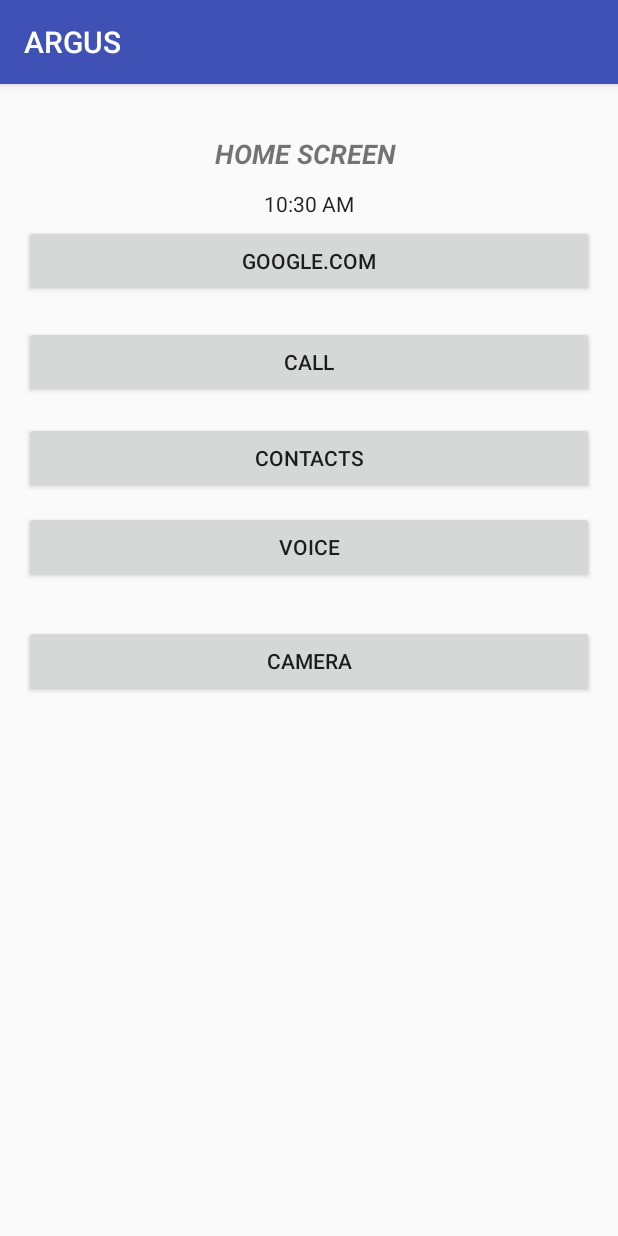
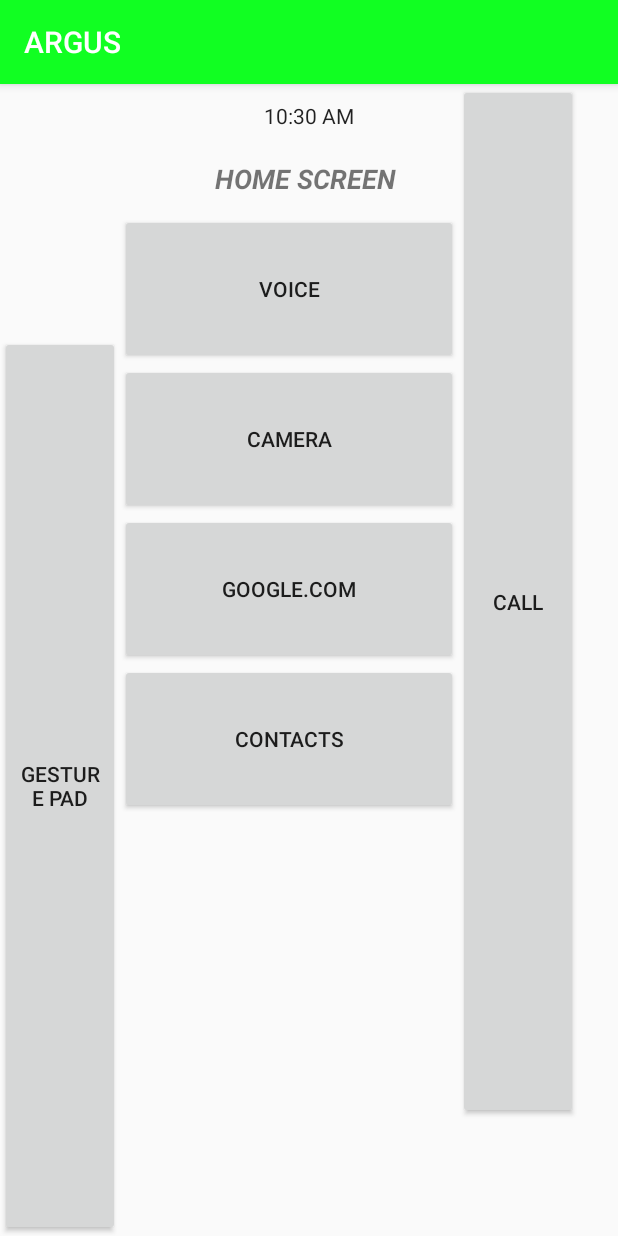
Before and after one commit to edwinjosechittilappilly/ARGUS, an Android app: the screen it shows after launch (MainActivity), on a phone screen of 412 x 824 dp. Run offline under Robolectric (Android 15) with nearby library versions, the phone set to English and light mode, and no system bars.

Commit message:
Rearranged The buttons to approach the final design. More work needed. Doesn't work on all devices. suited for 4 inch devices.

```diff
--- a/app/src/main/res/layout/activity_main.xml
+++ b/app/src/main/res/layout/activity_main.xml
@@ -10,78 +10,75 @@
     android:paddingTop="@dimen/activity_vertical_margin"
     tools:context="myapplication.tutorialspoint7.example.com.test.MainActivity">
 
+    <TextClock
+        android:layout_height="wrap_content"
+        android:id="@+id/textClock"
+        android:layout_centerHorizontal="true"
+        android:layout_marginTop="11dp"
+        android:layout_width="wrap_content" />
+
+    <Button
+        android:text="Gesture Pad"
+        android:layout_height="600dp"
+        android:id="@+id/button6"
+        android:layout_alignParentStart="true"
+        android:layout_alignParentBottom="true"
+        android:layout_width="80dp" />
+
     <Button
         android:text="call"
-        android:layout_width="wrap_content"
-        android:layout_height="wrap_content"
-        android:layout_marginTop="19dp"
+        android:layout_width="80dp"
         android:id="@+id/button2"
-        android:layout_gravity="center"
-        android:layout_below="@+id/button"
-        android:layout_alignEnd="@+id/button"
-        android:layout_alignStart="@+id/button" />
+        android:layout_height="690dp"
+        android:layout_gravity="right"
+        android:layout_alignParentTop="true"
+        android:layout_toEndOf="@+id/button3" />
 
     <TextView
         android:text="Home Screen "
         android:layout_width="match_parent"
         android:layout_height="wrap_content"
-        android:layout_alignParentTop="true"
-        android:layout_marginTop="18dp"
         android:id="@+id/textView2"
-        android:layout_alignParentEnd="true"
         android:typeface="normal"
         android:textSize="18sp"
         android:textStyle="normal|bold|italic"
         android:textAlignment="center"
-        android:textAllCaps="true" />
+        android:textAllCaps="true"
+        android:layout_below="@+id/textClock"
+        android:layout_alignParentStart="true"
+        android:layout_marginTop="20dp" />
 
-    <TextClock
-        android:layout_width="wrap_content"
-        android:layout_height="wrap_content"
-        android:id="@+id/textClock"
-        android:layout_below="@+id/textView2"
-        android:layout_centerHorizontal="true"
-        android:layout_marginTop="11dp" />
+    <Button
+        android:text="camera"
+        android:layout_width="225dp"
+        android:id="@+id/button5"
+        android:layout_height="100dp"
+        android:layout_below="@+id/button4"
+        android:layout_toEndOf="@+id/button6" />
 
     <Button
         android:text="google.com"
-        android:layout_width="match_parent"
-        android:layout_height="wrap_content"
         android:id="@+id/button"
-        android:layout_marginTop="24dp"
-        android:layout_gravity="center"
-        android:layout_alignTop="@+id/textClock"
-        android:layout_centerHorizontal="true" />
-
-    <Button
-        android:text="camera"
-        android:layout_width="wrap_content"
-        android:layout_height="wrap_content"
-        android:id="@+id/button5"
-        android:layout_below="@+id/button4"
-        android:layout_marginTop="28dp"
-        android:layout_alignStart="@+id/button4"
-        android:layout_alignEnd="@+id/button4" />
+        android:layout_width="225dp"
+        android:layout_height="100dp"
+        android:layout_below="@+id/button5"
+        android:layout_toEndOf="@+id/button6" />
 
     <Button
         android:text="Voice"
-        android:layout_width="wrap_content"
-        android:layout_height="wrap_content"
+        android:layout_width="225dp"
+        android:id="@+id/button4"
+        android:layout_height="100dp"
         android:layout_marginTop="11dp"
-        android:id="@+id/button4"
-        android:layout_below="@+id/button3"
-        android:layout_alignStart="@+id/button3"
-        android:layout_alignEnd="@+id/button3" />
+        android:layout_below="@+id/textView2"
+        android:layout_toEndOf="@+id/button6" />
 
     <Button
-        android:text="contacts"
-        android:layout_width="wrap_content"
-        android:layout_height="wrap_content"
+        android:text="Contacts"
+        android:layout_height="100dp"
         android:id="@+id/button3"
-        android:layout_gravity="center"
-        android:layout_below="@+id/button2"
-        android:layout_alignStart="@+id/button2"
-        android:layout_marginTop="16dp"
-        android:layout_alignEnd="@+id/button2" />
+        android:layout_width="225dp"
+        android:layout_below="@+id/button"
+        android:layout_toEndOf="@+id/button6" />
 
 </RelativeLayout>
--- a/app/src/main/res/values-w820dp/dimens.xml
+++ b/app/src/main/res/values-w820dp/dimens.xml
@@ -2,5 +2,5 @@
     <!-- Example customization of dimensions originally defined in res/values/dimens.xml
          (such as screen margins) for screens with more than 820dp of available width. This
          would include 7" and 10" devices in landscape (~960dp and ~1280dp respectively). -->
-    <dimen name="activity_horizontal_margin">64dp</dimen>
+    <dimen name="activity_horizontal_margin">32dp</dimen>
 </resources>
--- a/app/src/main/res/values/colors.xml
+++ b/app/src/main/res/values/colors.xml
@@ -1,6 +1,6 @@
 <?xml version="1.0" encoding="utf-8"?>
 <resources>
-    <color name="colorPrimary">#3F51B5</color>
+    <color name="colorPrimary">#11FF22</color>
     <color name="colorPrimaryDark">#303F9F</color>
     <color name="colorAccent">#FF4081</color>
 </resources>
--- a/app/src/main/res/values/dimens.xml
+++ b/app/src/main/res/values/dimens.xml
@@ -1,5 +1,5 @@
 <resources>
     <!-- Default screen margins, per the Android Design guidelines. -->
-    <dimen name="activity_horizontal_margin">16dp</dimen>
-    <dimen name="activity_vertical_margin">16dp</dimen>
+    <dimen name="activity_horizontal_margin">0dp</dimen>
+    <dimen name="activity_vertical_margin">0dp</dimen>
 </resources>
```
